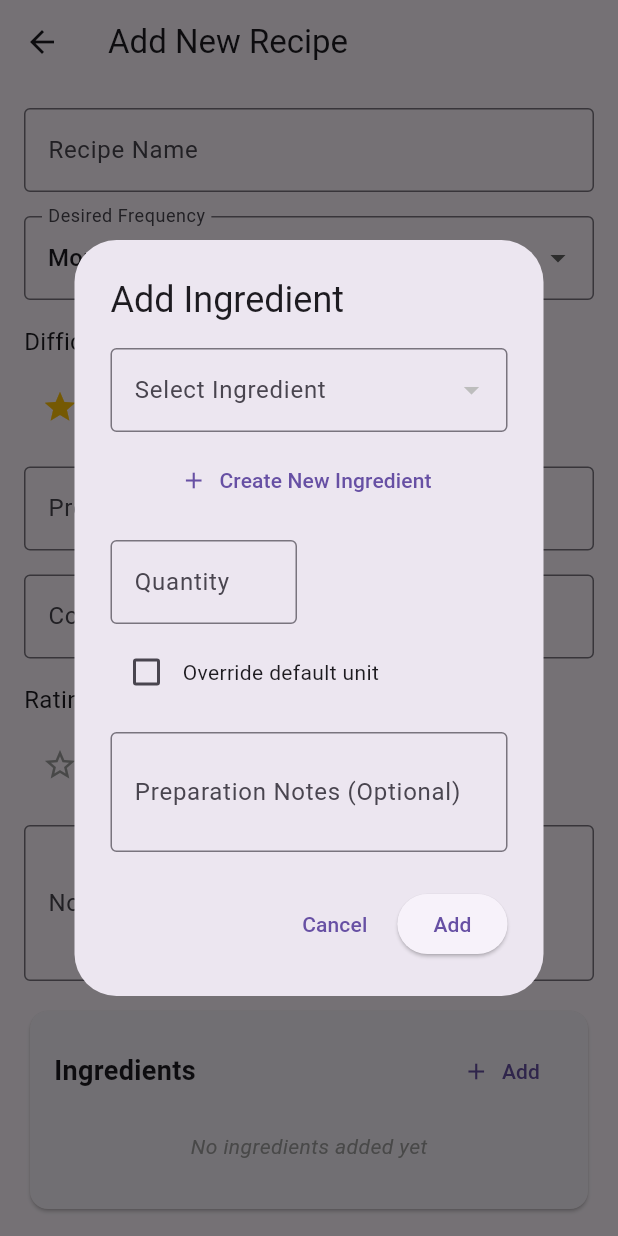
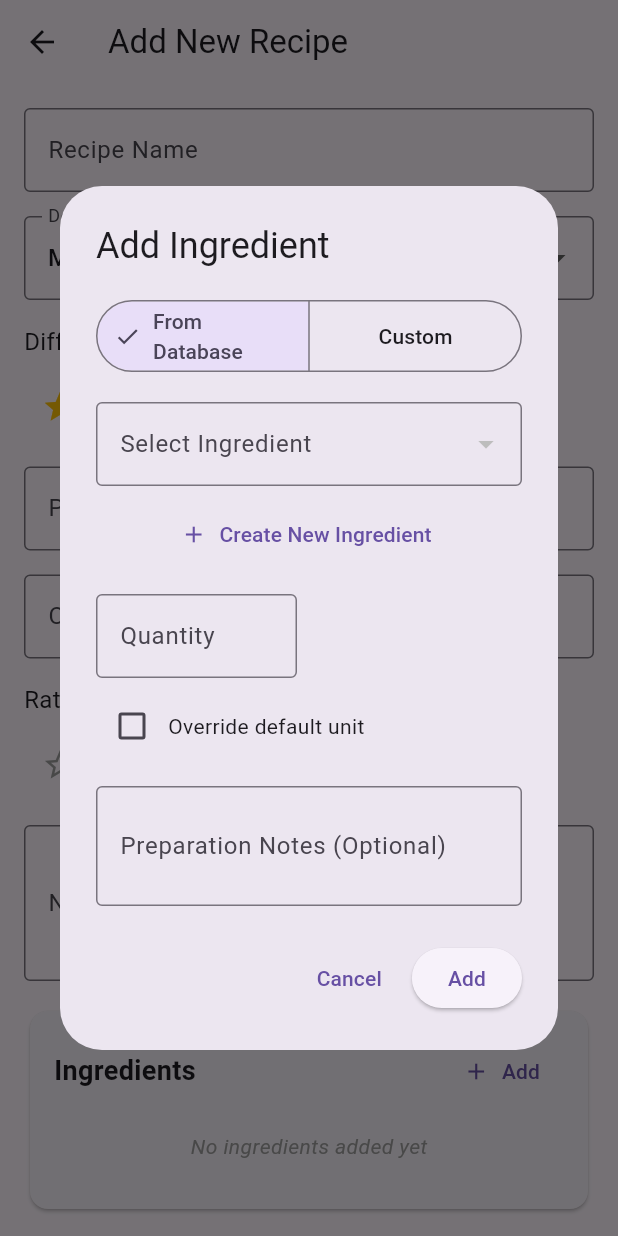
Before and after one commit to alemdisso/gastrobrain, a Flutter app: the AddRecipeScreen screen opened directly, after a tap on "Add", on a phone screen of 412 x 824 dp. Run offline on Flutter 3.47's test engine with Material 3 defaults, Android fonts, the phone set to English and light mode, and no system bars; our stand-ins replace sqflite; accounts and stored records are empty.

Commit message:
adding custom ingredient to add ingredient dialog

```diff
--- a/gastrobrain/lib/widgets/add_ingredient_dialog.dart
+++ b/gastrobrain/lib/widgets/add_ingredient_dialog.dart
@@ -34,6 +34,10 @@ class _AddIngredientDialogState extends State<AddIngredientDialog> {
   final _notesController = TextEditingController();
   String? _selectedUnitOverride;
   bool _useCustomUnit = false;
+  List<Ingredient> _availableIngredients = [];
+  Ingredient? _selectedIngredient;
+  bool _isLoading = true;
+  bool _isSaving = false;
 
   final List<String> _units = [
     'g',
@@ -47,12 +51,26 @@ class _AddIngredientDialogState extends State<AddIngredientDialog> {
     'slice'
   ];
 
+  final List<String> _categories = [
+    'vegetable',
+    'fruit',
+    'protein',
+    'dairy',
+    'grain',
+    'pulse',
+    'nuts_and_seeds',
+    'seasoning',
+    'sugar products',
+    'other'
+  ];
+
+  // New controller for custom ingredients
+  final _customNameController = TextEditingController();
+
+  bool _isCustomIngredient = false;
+  String _selectedCategory = 'vegetable';
+
   final DatabaseHelper _dbHelper = DatabaseHelper();
-  List<Ingredient> _availableIngredients = [];
-  Ingredient? _selectedIngredient;
-  bool _isLoading = true;
-  bool _isSaving = false;
-
   @override
   void initState() {
     super.initState();
@@ -63,6 +81,15 @@ class _AddIngredientDialogState extends State<AddIngredientDialog> {
       _notesController.text =
           widget.existingIngredient!['preparation_notes'] ?? '';
 
+      // Check if this is a custom ingredient
+      if (widget.existingIngredient!['custom_name'] != null) {
+        _isCustomIngredient = true;
+        _customNameController.text = widget.existingIngredient!['custom_name'];
+        _selectedCategory = widget.existingIngredient!['custom_category'];
+        if (widget.existingIngredient!['custom_unit'] != null) {
+          _selectedUnitOverride = widget.existingIngredient!['custom_unit'];
+        }
+      } else {
         // Initialize unit override if it exists
         if (widget.existingIngredient!['unit_override'] != null) {
           _useCustomUnit = true;
@@ -80,13 +107,27 @@ class _AddIngredientDialogState extends State<AddIngredientDialog> {
             });
           }
         });
+      }
     } else {
       _loadIngredients();
     }
   }
 
+  String _formatCategoryName(String category) {
+    // Convert snake_case to Title Case
+    if (category.contains('_')) {
+      return category
+          .split('_')
+          .map((word) => word[0].toUpperCase() + word.substring(1))
+          .join(' ');
+    }
+    // Simple capitalization for single words
+    return category[0].toUpperCase() + category.substring(1);
+  }
+
   Future<void> _addIngredientToRecipe() async {
-    if (!_formKey.currentState!.validate() || _selectedIngredient == null) {
+    if (!_formKey.currentState!.validate() ||
+        (!_isCustomIngredient && _selectedIngredient == null)) {
       return;
     }
 
@@ -95,39 +136,50 @@ class _AddIngredientDialogState extends State<AddIngredientDialog> {
     });
 
     try {
+      RecipeIngredient recipeIngredient;
+
+      if (_isCustomIngredient) {
+        // Create custom ingredient
+        recipeIngredient = RecipeIngredient(
+          id: widget.recipeIngredientId ?? IdGenerator.generateId(),
+          recipeId: widget.recipe.id,
+          ingredientId: null, // No reference to ingredients table
+          quantity: double.parse(_quantityController.text),
+          notes: _notesController.text.isEmpty ? null : _notesController.text,
+          customName: _customNameController.text,
+          customCategory: _selectedCategory,
+          customUnit: _selectedUnitOverride,
+        );
+      } else {
+        // Create regular ingredient with optional unit override
+        if (_selectedIngredient == null) {
+          throw ValidationException('Please select an ingredient');
+        }
+
         EntityValidator.validateRecipeIngredient(
           ingredientId: _selectedIngredient!.id,
           recipeId: widget.recipe.id,
           quantity: double.parse(_quantityController.text),
         );
 
-      if (widget.recipeIngredientId != null) {
-        // Update existing recipe ingredient
-        final updatedRecipeIngredient = RecipeIngredient(
-          id: widget.recipeIngredientId!,
+        recipeIngredient = RecipeIngredient(
+          id: widget.recipeIngredientId ?? IdGenerator.generateId(),
           recipeId: widget.recipe.id,
           ingredientId: _selectedIngredient!.id,
           quantity: double.parse(_quantityController.text),
           notes: _notesController.text.isEmpty ? null : _notesController.text,
-          unitOverride: _useCustomUnit
-              ? _selectedUnitOverride
-              : null, // Include unit override
+          unitOverride: _useCustomUnit ? _selectedUnitOverride : null,
         );
-
-        await _dbHelper.updateRecipeIngredient(updatedRecipeIngredient);
-      } else {
-        // Create new recipe ingredient
-        final recipeIngredient = RecipeIngredient(
-          id: IdGenerator.generateId(),
-          recipeId: widget.recipe.id,
-          ingredientId: _selectedIngredient!.id,
-          quantity: double.parse(_quantityController.text),
-          notes: _notesController.text.isEmpty ? null : _notesController.text,
-        );
+      }
 
       if (widget.onSave != null) {
         widget.onSave!(recipeIngredient);
       } else {
+        if (widget.recipeIngredientId != null) {
+          // Update existing recipe ingredient
+          await _dbHelper.updateRecipeIngredient(recipeIngredient);
+        } else {
+          // Add new recipe ingredient
           await _dbHelper.addIngredientToRecipe(recipeIngredient);
         }
       }
@@ -217,6 +269,7 @@ class _AddIngredientDialogState extends State<AddIngredientDialog> {
   void dispose() {
     _quantityController.dispose();
     _notesController.dispose();
+    _customNameController.dispose(); // Dispose new controller
     super.dispose();
   }
 
@@ -234,7 +287,73 @@ class _AddIngredientDialogState extends State<AddIngredientDialog> {
                 child: Column(
                   mainAxisSize: MainAxisSize.min,
                   children: [
-                    // Ingredient Selection
+                    // Toggle between regular and custom ingredient
+                    Row(
+                      children: [
+                        Expanded(
+                          child: SegmentedButton<bool>(
+                            segments: const [
+                              ButtonSegment(
+                                value: false,
+                                label: Text('From Database'),
+                              ),
+                              ButtonSegment(
+                                value: true,
+                                label: Text('Custom'),
+                              ),
+                            ],
+                            selected: {_isCustomIngredient},
+                            onSelectionChanged: (Set<bool> selected) {
+                              setState(() {
+                                _isCustomIngredient = selected.first;
+                              });
+                            },
+                          ),
+                        ),
+                      ],
+                    ),
+                    const SizedBox(height: 16),
+
+                    // Show either custom ingredient form or regular ingredient selector
+                    if (_isCustomIngredient) ...[
+                      // Custom Ingredient Name
+                      TextFormField(
+                        controller: _customNameController,
+                        decoration: const InputDecoration(
+                          labelText: 'Ingredient Name',
+                          border: OutlineInputBorder(),
+                        ),
+                        validator: (value) {
+                          if (value == null || value.isEmpty) {
+                            return 'Please enter an ingredient name';
+                          }
+                          return null;
+                        },
+                      ),
+                      const SizedBox(height: 16),
+                      // Custom Ingredient Category
+                      DropdownButtonFormField<String>(
+                        value: _selectedCategory,
+                        decoration: const InputDecoration(
+                          labelText: 'Category',
+                          border: OutlineInputBorder(),
+                        ),
+                        items: _categories.map((category) {
+                          return DropdownMenuItem(
+                            value: category,
+                            child: Text(_formatCategoryName(category)),
+                          );
+                        }).toList(),
+                        onChanged: (String? value) {
+                          if (value != null) {
+                            setState(() {
+                              _selectedCategory = value;
+                            });
+                          }
+                        },
+                      ),
+                    ] else ...[
+                      // Regular Ingredient Selection
                       DropdownButtonFormField<Ingredient>(
                         value: _selectedIngredient,
                         decoration: const InputDecoration(
@@ -253,7 +372,7 @@ class _AddIngredientDialogState extends State<AddIngredientDialog> {
                           });
                         },
                         validator: (value) {
-                        if (value == null) {
+                          if (!_isCustomIngredient && value == null) {
                             return 'Please select an ingredient';
                           }
                           return null;
@@ -265,7 +384,9 @@ class _AddIngredientDialogState extends State<AddIngredientDialog> {
                         label: const Text('Create New Ingredient'),
                         onPressed: _createNewIngredient,
                       ),
+                    ],
                     const SizedBox(height: 16),
+
                     // Quantity and Unit Section
                     Row(
                       crossAxisAlignment: CrossAxisAlignment.start,
@@ -294,7 +415,34 @@ class _AddIngredientDialogState extends State<AddIngredientDialog> {
                         const SizedBox(width: 16),
                         // Unit Section
                         Expanded(
-                          child: Column(
+                          child: _isCustomIngredient
+                              // Custom ingredient unit selection
+                              ? DropdownButtonFormField<String>(
+                                  value: _selectedUnitOverride,
+                                  decoration: const InputDecoration(
+                                    labelText: 'Unit (Optional)',
+                                    border: OutlineInputBorder(),
+                                  ),
+                                  items: [
+                                    const DropdownMenuItem(
+                                      value: null,
+                                      child: Text('No unit'),
+                                    ),
+                                    ..._units.map((unit) {
+                                      return DropdownMenuItem(
+                                        value: unit,
+                                        child: Text(unit),
+                                      );
+                                    }),
+                                  ],
+                                  onChanged: (value) {
+                                    setState(() {
+                                      _selectedUnitOverride = value;
+                                    });
+                                  },
+                                )
+                              // Regular ingredient unit with override option
+                              : Column(
                                   crossAxisAlignment: CrossAxisAlignment.start,
                                   children: [
                                     if (_useCustomUnit)
@@ -315,16 +463,10 @@ class _AddIngredientDialogState extends State<AddIngredientDialog> {
                                             _selectedUnitOverride = value;
                                           });
                                         },
-                                  validator: (value) {
-                                    if (value == null) {
-                                      return 'Select a unit';
-                                    }
-                                    return null;
-                                  },
                                       )
                                     else if (_selectedIngredient != null)
                                       SizedBox(
-                                  height: 56, // Match TextFormField height
+                                        height: 56,
                                         child: InputDecorator(
                                           decoration: const InputDecoration(
                                             labelText: 'Unit',
@@ -332,8 +474,9 @@ class _AddIngredientDialogState extends State<AddIngredientDialog> {
                                           ),
                                           child: Text(
                                             _selectedIngredient?.unit ?? 'N/A',
-                                      style:
-                                          Theme.of(context).textTheme.bodyLarge,
+                                            style: Theme.of(context)
+                                                .textTheme
+                                                .bodyLarge,
                                           ),
                                         ),
                                       ),
@@ -342,7 +485,9 @@ class _AddIngredientDialogState extends State<AddIngredientDialog> {
                         ),
                       ],
                     ),
-                    // Unit Override Checkbox
+
+                    // Unit Override Option (only for regular ingredients)
+                    if (!_isCustomIngredient)
                       Padding(
                         padding: const EdgeInsets.only(top: 8.0),
                         child: Row(
@@ -354,29 +499,17 @@ class _AddIngredientDialogState extends State<AddIngredientDialog> {
                                   _useCustomUnit = value ?? false;
                                   if (!_useCustomUnit) {
                                     _selectedUnitOverride = null;
-                                } else if (_selectedIngredient?.unit != null) {
-                                  // Initialize with current unit if available
-                                  _selectedUnitOverride =
-                                      _selectedIngredient?.unit;
                                   }
                                 });
                               },
                             ),
                             const Text('Override default unit'),
-                          if (!_useCustomUnit &&
-                              _selectedIngredient?.unit != null)
-                            Padding(
-                              padding: const EdgeInsets.only(left: 8.0),
-                              child: Text(
-                                '(current: ${_selectedIngredient!.unit})',
-                                style: Theme.of(context).textTheme.bodySmall,
-                              ),
-                            ),
                           ],
                         ),
                       ),
+
                     const SizedBox(height: 16),
-                    // Preparation Notes
+                    // Notes Field
                     TextFormField(
                       controller: _notesController,
                       decoration: const InputDecoration(
@@ -386,36 +519,6 @@ class _AddIngredientDialogState extends State<AddIngredientDialog> {
                       ),
                       maxLines: 2,
                     ),
-
-                    if (_selectedIngredient != null) ...[
-                      const SizedBox(height: 16),
-                      // Ingredient Info Card
-                      Card(
-                        child: Padding(
-                          padding: const EdgeInsets.all(8.0),
-                          child: Column(
-                            crossAxisAlignment: CrossAxisAlignment.start,
-                            children: [
-                              Text(
-                                'Category: ${_selectedIngredient!.category}',
-                                style: Theme.of(context).textTheme.bodyMedium,
-                              ),
-                              if (_selectedIngredient!.proteinType != null)
-                                Text(
-                                  'Protein Type: ${_selectedIngredient!.proteinType}',
-                                  style: Theme.of(context).textTheme.bodyMedium,
-                                ),
-                              if (_selectedIngredient!.notes?.isNotEmpty ==
-                                  true)
-                                Text(
-                                  'Notes: ${_selectedIngredient!.notes}',
-                                  style: Theme.of(context).textTheme.bodySmall,
-                                ),
-                            ],
-                          ),
-                        ),
-                      ),
-                    ],
                   ],
                 ),
               ),
```
Lines whose indentation alone changed are shown as unchanged.
